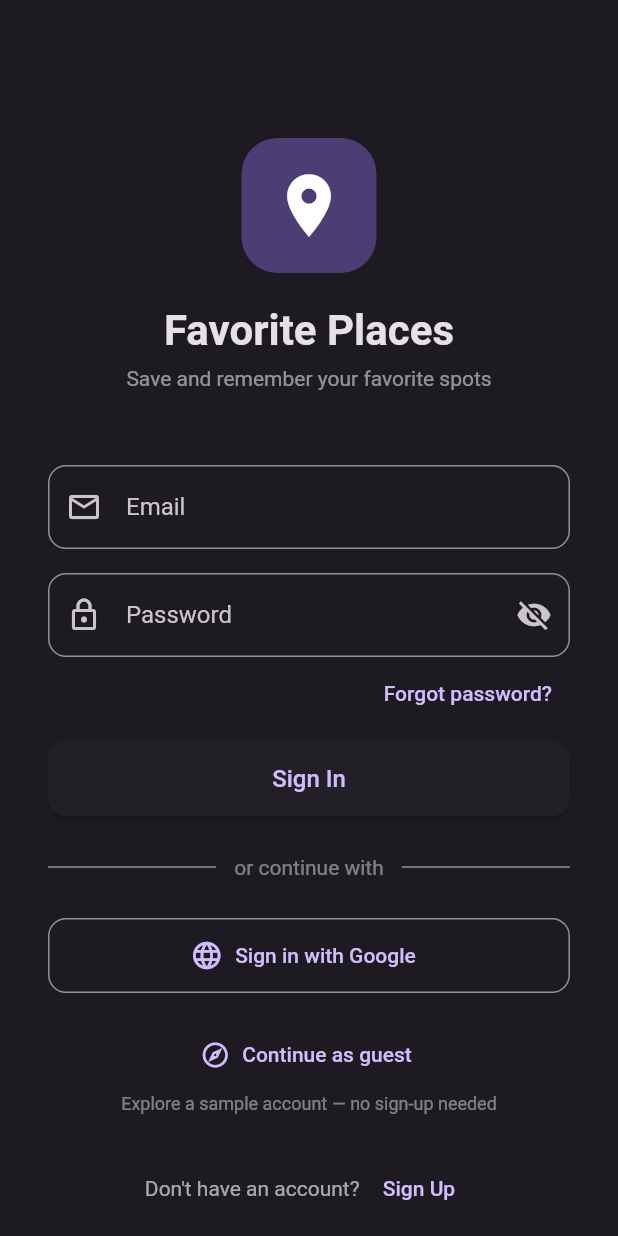
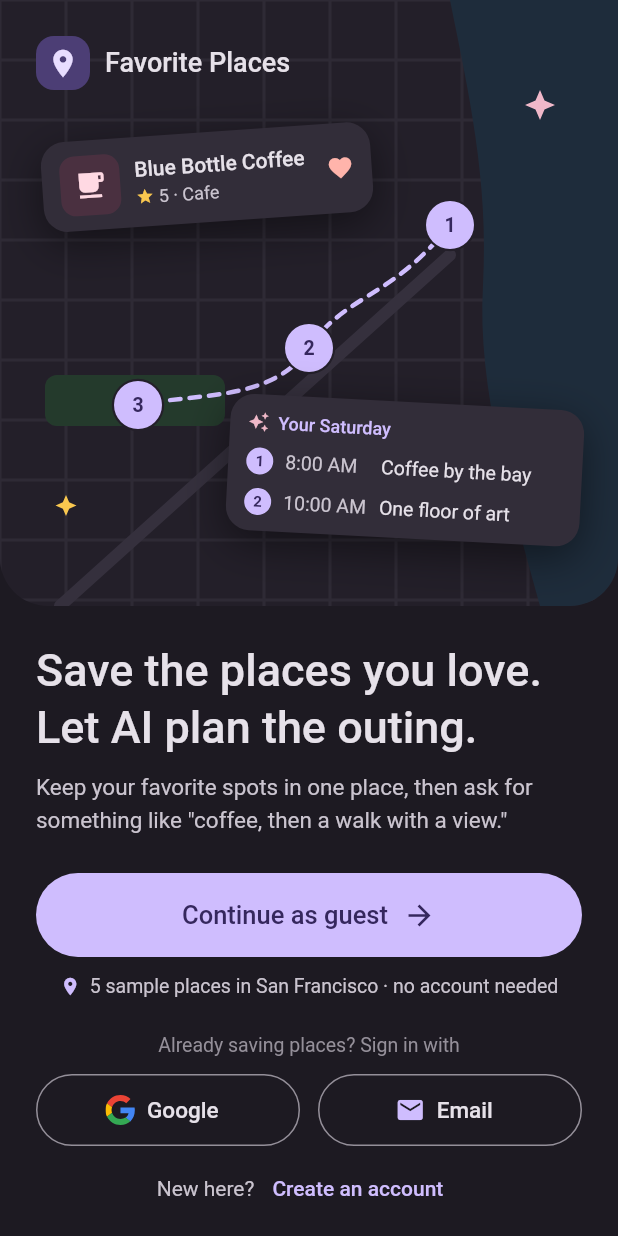
Before and after one commit to Esstar612/FavoritePlaces, a Flutter app: the screen it shows after launch, on a phone screen of 412 x 824 dp. Run offline on Flutter 3.47's test engine with Material 3 defaults, Android fonts, the phone set to English and light mode, and no system bars; our stand-ins replace cloud_firestore, firebase_auth, firebase_core, firebase_storage, flutter_riverpod, flutter_svg and 5 more; missing offline and left inert: dart:js_interop; accounts and stored records are empty.

Commit message:
feat(mobile): redesign sign-in as a guest-first welcome, and use Firebase's popup for Google on web

```diff
--- a/mobile/lib/providers/auth_provider.dart
+++ b/mobile/lib/providers/auth_provider.dart
@@ -60,6 +60,20 @@ Future<void> signUpWithEmail(String email, String password, String displayName)
   // ── Google Sign-In ───────────────────────────────────────────────────────
   Future<void> signInWithGoogle() async {
     state = const AsyncValue.loading();
+    if (kIsWeb) {
+      // Firebase's own popup, so the button can match the design; the web
+      // google_sign_in plugin only offers Google's rendered button.
+      try {
+        await FirebaseAuth.instance.signInWithPopup(GoogleAuthProvider());
+        state = const AsyncValue.data(null);
+      } on FirebaseAuthException catch (e, st) {
+        const cancelled = {'popup-closed-by-user', 'cancelled-popup-request', 'user-cancelled'};
+        state = cancelled.contains(e.code) ? const AsyncValue.data(null) : AsyncValue.error(e, st);
+      } catch (e, st) {
+        state = AsyncValue.error(e, st);
+      }
+      return;
+    }
     try {
       final googleUser = await GoogleSignIn().signIn();
       if (googleUser == null) {
--- a/mobile/lib/screens/auth/login.dart
+++ b/mobile/lib/screens/auth/login.dart
@@ -1,8 +1,11 @@
 import 'package:flutter/material.dart';
 import 'package:flutter_riverpod/flutter_riverpod.dart';
+import 'package:flutter_svg/flutter_svg.dart';
 
 import 'package:favorite_places/providers/auth_provider.dart';
 import 'package:favorite_places/screens/auth/signup.dart';
+import 'package:favorite_places/widgets/auth/email_sign_in_sheet.dart';
+import 'package:favorite_places/widgets/auth/welcome_header.dart';
 
 class LoginScreen extends ConsumerStatefulWidget {
   const LoginScreen({super.key});
@@ -12,252 +15,149 @@ class LoginScreen extends ConsumerStatefulWidget {
 }
 
 class _LoginScreenState extends ConsumerState<LoginScreen> {
-  final _emailController = TextEditingController();
-  final _passwordController = TextEditingController();
-  bool _obscurePassword = true;
+  bool _sheetOpen = false;
 
-  @override
-  void dispose() {
-    _emailController.dispose();
-    _passwordController.dispose();
-    super.dispose();
-  }
+  void _createAccount() => Navigator.of(context).push(
+        MaterialPageRoute(builder: (_) => const SignUpScreen()),
+      );
 
-  Future<void> _signIn() async {
-    await ref.read(authNotifierProvider.notifier).signInWithEmail(
-          _emailController.text.trim(),
-          _passwordController.text.trim(),
+  Future<void> _openEmailSheet() async {
+    setState(() => _sheetOpen = true);
+    await showModalBottomSheet<void>(
+      context: context,
+      isScrollControlled: true,
+      showDragHandle: true,
+      builder: (sheetContext) => EmailSignInSheet(
+        onCreateAccount: () {
+          Navigator.of(sheetContext).pop();
+          _createAccount();
+        },
+      ),
     );
-  }
-
-  Future<void> _signInGoogle() async {
-    await ref.read(authNotifierProvider.notifier).signInWithGoogle();
-  }
-
-  Future<void> _continueAsGuest() async {
-    await ref.read(authNotifierProvider.notifier).continueAsGuest();
-  }
-
-  Future<void> _resetPassword() async {
-    if (_emailController.text.trim().isEmpty) {
-      ScaffoldMessenger.of(context).showSnackBar(
-        const SnackBar(content: Text('Enter your email first')),
-      );
-      return;
-    }
-    await ref.read(authNotifierProvider.notifier).resetPassword(
-          _emailController.text.trim(),
-        );
-    if (!mounted) return;
-
-    // The notifier's error listener already surfaces failures; without this
-    // guard a failed reset shows a success *and* an error snackbar.
-    if (!ref.read(authNotifierProvider).hasError) {
-      ScaffoldMessenger.of(context).showSnackBar(
-        const SnackBar(content: Text('Password reset email sent!')),
-      );
-    }
+    if (mounted) setState(() => _sheetOpen = false);
   }
 
   @override
   Widget build(BuildContext context) {
-    final authState = ref.watch(authNotifierProvider);
-    final isLoading = authState.isLoading;
+    final scheme = Theme.of(context).colorScheme;
+    final loading = ref.watch(authNotifierProvider).isLoading;
+    final auth = ref.read(authNotifierProvider.notifier);
+    final muted = TextStyle(fontSize: 13, color: scheme.onSurfaceVariant);
 
-    // Show error snackbar when auth fails
     ref.listen<AsyncValue<void>>(authNotifierProvider, (previous, next) {
+      // The email sheet shows its own errors in place.
+      if (_sheetOpen) return;
       next.whenOrNull(error: (error, _) {
-        if (mounted) {
         ScaffoldMessenger.of(context).showSnackBar(
-            SnackBar(
-              content: Text(firebaseAuthErrorMessage(error)),
-              backgroundColor: Colors.red.shade700,
-            ),
+          SnackBar(content: Text(firebaseAuthErrorMessage(error))),
         );
-        }
       });
     });
 
+    final outlined = OutlinedButton.styleFrom(
+      minimumSize: const Size.fromHeight(48),
+      foregroundColor: scheme.onSurface,
+      side: BorderSide(color: scheme.outline),
+      textStyle: const TextStyle(fontSize: 15, fontWeight: FontWeight.w500),
+    );
+
     return Scaffold(
-      body: SafeArea(
-        child: SingleChildScrollView(
-          padding: const EdgeInsets.all(32),
+      body: LayoutBuilder(
+        builder: (context, constraints) => SingleChildScrollView(
+          child: ConstrainedBox(
+            constraints: BoxConstraints(minHeight: constraints.maxHeight),
             child: Column(
-            crossAxisAlignment: CrossAxisAlignment.start,
+              mainAxisAlignment: MainAxisAlignment.spaceBetween,
+              crossAxisAlignment: CrossAxisAlignment.stretch,
               children: [
-              const SizedBox(height: 60),
-
-              // ── Logo / Icon ──────────────────────────────────────────────
-              Center(
+                Column(
+                  crossAxisAlignment: CrossAxisAlignment.stretch,
+                  children: [
+                    const WelcomeHeader(),
+                    Padding(
+                      padding: const EdgeInsets.fromLTRB(24, 24, 24, 0),
                       child: Column(
+                        crossAxisAlignment: CrossAxisAlignment.stretch,
                         children: [
-                    Container(
-                      width: 90,
-                      height: 90,
-                      decoration: BoxDecoration(
-                        color: Theme.of(context).colorScheme.primaryContainer,
-                        borderRadius: BorderRadius.circular(24),
+                          const Text(
+                            'Save the places you love. Let AI plan the outing.',
+                            style: TextStyle(fontSize: 30, height: 38 / 30, fontWeight: FontWeight.w500),
                           ),
-                      child: const Center(
-                        child: Icon(Icons.place, size: 50, color: Colors.white),
+                          const SizedBox(height: 10),
+                          Text(
+                            'Keep your favorite spots in one place, then ask for something like '
+                            '"coffee, then a walk with a view."',
+                            style: TextStyle(fontSize: 15, height: 22 / 15, color: scheme.onSurfaceVariant),
+                          ),
+                          const SizedBox(height: 24),
+                          FilledButton(
+                            style: FilledButton.styleFrom(
+                              minimumSize: const Size.fromHeight(56),
+                              textStyle: const TextStyle(fontSize: 17, fontWeight: FontWeight.w500),
+                            ),
+                            onPressed: loading ? null : auth.continueAsGuest,
+                            child: const Row(
+                              mainAxisSize: MainAxisSize.min,
+                              children: [
+                                Text('Continue as guest'),
+                                SizedBox(width: 10),
+                                Icon(Icons.arrow_forward, size: 22),
+                              ],
                             ),
                           ),
-                    const SizedBox(height: 20),
-                    Text(
-                      'Favorite Places',
-                      style: Theme.of(context).textTheme.headlineMedium!.copyWith(
-                            fontWeight: FontWeight.bold,
+                          const SizedBox(height: 10),
+                          Row(
+                            mainAxisAlignment: MainAxisAlignment.center,
+                            children: [
+                              Icon(Icons.place, size: 14, color: scheme.primary),
+                              const SizedBox(width: 6),
+                              Text('5 sample places in San Francisco · no account needed', style: muted),
+                            ],
                           ),
-                    ),
-                    const SizedBox(height: 4),
-                    Text(
-                      'Save and remember your favorite spots',
-                      style: Theme.of(context).textTheme.bodyMedium!.copyWith(
-                            color: Theme.of(context).colorScheme.onSurface.withValues(alpha: 0.6),
+                        ],
                       ),
                     ),
                   ],
                 ),
+                Padding(
+                  padding: const EdgeInsets.fromLTRB(24, 20, 24, 12),
+                  child: Column(
+                    crossAxisAlignment: CrossAxisAlignment.stretch,
+                    children: [
+                      Text(
+                        'Already saving places? Sign in with',
+                        textAlign: TextAlign.center,
+                        style: muted.copyWith(color: scheme.outline),
                       ),
-
-              const SizedBox(height: 48),
-
-              // ── Email ────────────────────────────────────────────────────
-              TextField(
-                controller: _emailController,
-                keyboardType: TextInputType.emailAddress,
-                textInputAction: TextInputAction.next,
-                decoration: InputDecoration(
-                  labelText: 'Email',
-                  prefixIcon: const Icon(Icons.email_outlined),
-                  border: OutlineInputBorder(borderRadius: BorderRadius.circular(12)),
+                      const SizedBox(height: 10),
+                      Row(
+                        children: [
+                          Expanded(
+                            child: OutlinedButton.icon(
+                              style: outlined,
+                              onPressed: loading ? null : auth.signInWithGoogle,
+                              icon: SvgPicture.asset('assets/google_g.svg', width: 20, height: 20),
+                              label: const Text('Google'),
                             ),
                           ),
-              const SizedBox(height: 16),
-
-              // ── Password ─────────────────────────────────────────────────
-              TextField(
-                controller: _passwordController,
-                obscureText: _obscurePassword,
-                textInputAction: TextInputAction.done,
-                onSubmitted: (_) => _signIn(),
-                decoration: InputDecoration(
-                  labelText: 'Password',
-                  prefixIcon: const Icon(Icons.lock_outlined),
-                  suffixIcon: IconButton(
-                    icon: Icon(_obscurePassword ? Icons.visibility_off : Icons.visibility),
-                    onPressed: () => setState(() => _obscurePassword = !_obscurePassword),
-                  ),
-                  border: OutlineInputBorder(borderRadius: BorderRadius.circular(12)),
+                          const SizedBox(width: 12),
+                          Expanded(
+                            child: OutlinedButton.icon(
+                              style: outlined,
+                              onPressed: loading ? null : _openEmailSheet,
+                              icon: Icon(Icons.mail, size: 20, color: scheme.primary),
+                              label: const Text('Email'),
                             ),
                           ),
-
-              // ── Forgot password ──────────────────────────────────────────
-              Align(
-                alignment: Alignment.centerRight,
-                child: TextButton(
-                  onPressed: isLoading ? null : _resetPassword,
-                  child: const Text('Forgot password?'),
-                ),
-              ),
-
-              const SizedBox(height: 8),
-
-              // ── Sign In button ───────────────────────────────────────────
-              SizedBox(
-                width: double.infinity,
-                height: 50,
-                child: ElevatedButton(
-                  onPressed: isLoading ? null : _signIn,
-                  style: ElevatedButton.styleFrom(
-                  shape: RoundedRectangleBorder(
-                    borderRadius: BorderRadius.circular(12),
-                  ),
-                ),
-                  child: isLoading
-                      ? const CircularProgressIndicator(strokeWidth: 2)
-                      : const Text('Sign In', style: TextStyle(fontSize: 16)),
-                ),
-              ),
-
-              const SizedBox(height: 24),
-
-              // ── Divider ──────────────────────────────────────────────────
-              Row(
-                children: [
-                  Expanded(child: Divider(color: Theme.of(context).dividerColor)),
-                  Padding(
-                    padding: const EdgeInsets.symmetric(horizontal: 12),
-                    child: Text(
-                      'or continue with',
-                      style: TextStyle(
-                        color: Theme.of(context).colorScheme.onSurface.withValues(alpha: 0.5),
-                      ),
-                    ),
-                  ),
-                  Expanded(child: Divider(color: Theme.of(context).dividerColor)),
                         ],
                       ),
-
-              const SizedBox(height: 24),
-
-              // ── Google Sign-In ───────────────────────────────────────────
-              SizedBox(
-                width: double.infinity,
-                height: 50,
-                child: OutlinedButton.icon(
-                  onPressed: isLoading ? null : _signInGoogle,
-                  icon: const Icon(Icons.language, size: 22), // Google icon substitute
-                  label: const Text('Sign in with Google'),
-                  style: OutlinedButton.styleFrom(
-                    shape: RoundedRectangleBorder(
-                      borderRadius: BorderRadius.circular(12),
-                    ),
-                  ),
-                ),
-              ),
-
-              const SizedBox(height: 16),
-
-              // ── Guest / demo entry ───────────────────────────────────────
-              SizedBox(
-                width: double.infinity,
-                height: 50,
-                child: TextButton.icon(
-                  onPressed: isLoading ? null : _continueAsGuest,
-                  icon: const Icon(Icons.explore_outlined, size: 20),
-                  label: const Text('Continue as guest'),
-                ),
-              ),
-              Center(
-                child: Text(
-                  'Explore a sample account — no sign-up needed',
-                  style: Theme.of(context).textTheme.bodySmall!.copyWith(
-                        color: Theme.of(context).colorScheme.onSurface.withValues(alpha: 0.5),
-                      ),
-                ),
-              ),
-
-              const SizedBox(height: 24),
-
-              // ── Sign Up link ─────────────────────────────────────────────
-              Center(
-                child: Row(
+                      const SizedBox(height: 4),
+                      Row(
                         mainAxisAlignment: MainAxisAlignment.center,
                         children: [
-                    Text(
-                      "Don't have an account? ",
-                      style: TextStyle(
-                        color: Theme.of(context).colorScheme.onSurface.withValues(alpha: 0.7),
-                      ),
-                    ),
-                    TextButton(
-                      onPressed: () {
-                        Navigator.of(context).push(
-                          MaterialPageRoute(builder: (_) => const SignUpScreen()),
-                        );
-                      },
-                      child: const Text('Sign Up'),
+                          Text('New here?', style: muted.copyWith(fontSize: 14)),
+                          TextButton(onPressed: _createAccount, child: const Text('Create an account')),
+                        ],
                       ),
                     ],
                   ),
@@ -266,6 +166,7 @@ class _LoginScreenState extends ConsumerState<LoginScreen> {
             ),
           ),
         ),
+      ),
     );
   }
 }
--- a/mobile/pubspec.yaml
+++ b/mobile/pubspec.yaml
@@ -26,6 +26,7 @@ dependencies:
   # imported directly by lib/utils/maps_loader_web.dart
   web: ^1.1.0
   url_launcher: ^6.3.2
+  flutter_svg: ^2.3.0
 
 dev_dependencies:
   flutter_test:
@@ -36,3 +37,5 @@ dev_dependencies:
 
 flutter:
   uses-material-design: true
+  assets:
+    - assets/google_g.svg
```
Also changed, not shown: mobile/assets/google_g.svg (added), mobile/pubspec.lock. Lines whose indentation alone changed are shown as unchanged.
